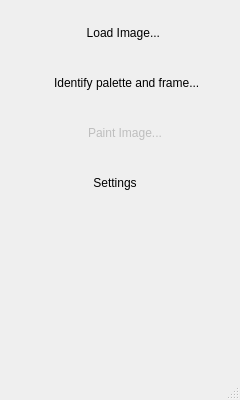
alexemanuelol/rustdavinci, file rustdavinci/ui/views/mainui.ui: the form before one commit.
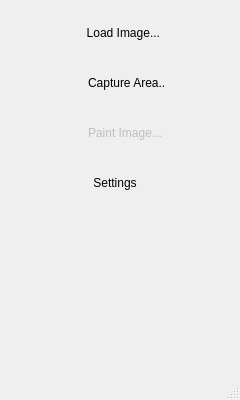
The form after the commit. Icons and pictures are not drawn.

Commit message: Step by step stitch functionality with gui

The edit to the form file:
```diff
--- a/rustdavinci/ui/views/mainui.ui
+++ b/rustdavinci/ui/views/mainui.ui
@@ -75,7 +75,7 @@
      </rect>
     </property>
     <property name="text">
-     <string>    Identify palette and frame...</string>
+     <string>               Capture Area..           </string>
     </property>
     <property name="icon">
      <iconset resource="../resources/icons.qrc">
```
The commit also changes 6 other files.
